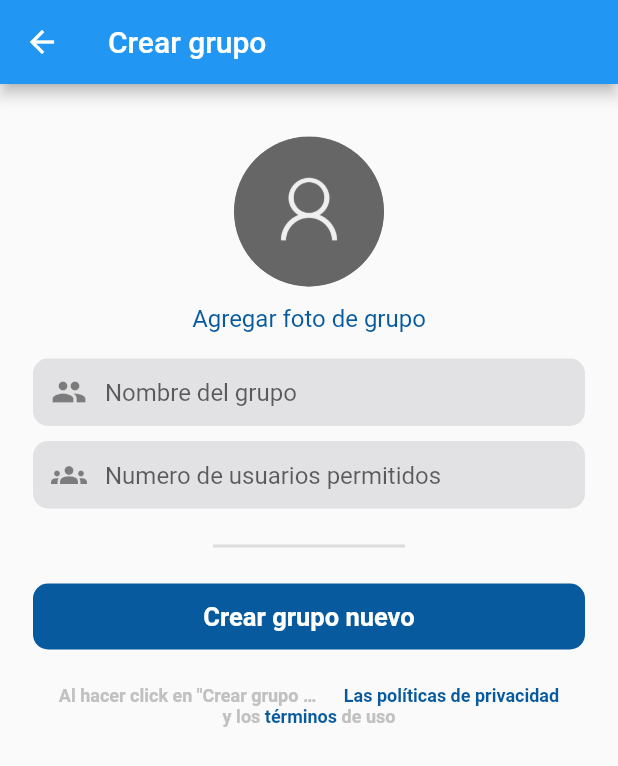
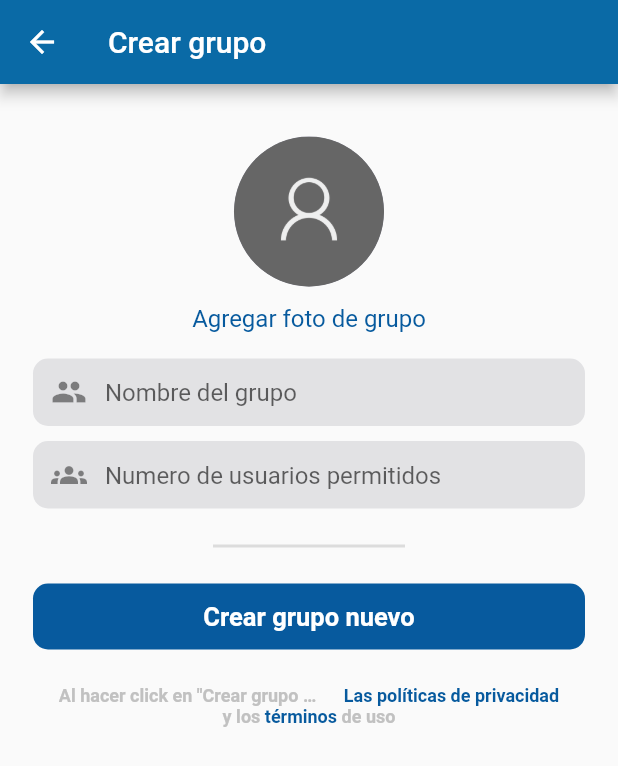
Before and after one commit to 203413/fluchat, a Flutter app: the HomePage screen opened directly with empty values, after a tap on the "add" icon, on a phone screen of 412 x 824 dp. Shown: the top 766 px of the screen. Run offline on Flutter 3.47's test engine with Material 2 defaults, Android fonts, the phone set to English and light mode, and no system bars; our stand-ins replace audioplayers, bloc, bubble, cached_network_image, cloud_firestore, equatable and 11 more; missing offline and left inert: cloud_firestore_platform_interface, video_thumbnail; accounts and stored records are empty; network calls fail.

Commit message:
UI Changes

```diff
--- a/lib/features/AuthUsers/Presentation/pages/home_page.dart
+++ b/lib/features/AuthUsers/Presentation/pages/home_page.dart
@@ -97,7 +97,8 @@ class _HomePageState extends State<HomePage> {
     return Scaffold(
       appBar: AppBar(
         elevation: 0.0,
-        backgroundColor: _isSearch == false ? primaryColor : Colors.transparent,
+        backgroundColor:
+            _isSearch == false ? Color(0xFF0A6AA6) : Colors.transparent,
         title: _isSearch == false
             ? Text("FluChat")
             : Container(
--- a/lib/features/AuthUsers/Presentation/widgets/customTabBar.dart
+++ b/lib/features/AuthUsers/Presentation/widgets/customTabBar.dart
@@ -22,7 +22,7 @@ class _CustomTabBarState extends State<CustomTabBar> {
     return Container(
       height: 50,
       decoration: BoxDecoration(
-        color: primaryColor,
+        color: Color(0xFF0A6AA6),
       ),
       child: Row(
         mainAxisAlignment: MainAxisAlignment.spaceBetween,
--- a/lib/features/Chats/Presentation/pages/create_group_page.dart
+++ b/lib/features/Chats/Presentation/pages/create_group_page.dart
@@ -84,6 +84,7 @@ class _CreateGroupPageState extends State<CreateGroupPage> {
       key: _scaffoldState,
       appBar: AppBar(
         title: Text("Crear grupo"),
+        backgroundColor: Color(0xFF0A6AA6),
       ),
       body: _bodyWidget(),
     );
--- a/lib/features/Chats/Presentation/pages/groups_page.dart
+++ b/lib/features/Chats/Presentation/pages/groups_page.dart
@@ -18,6 +18,7 @@ class GroupsPage extends StatelessWidget {
   Widget build(BuildContext context) {
     return Scaffold(
       floatingActionButton: FloatingActionButton(
+        backgroundColor: Color(0xFF0A6AA6),
         onPressed: () {
           Navigator.pushNamed(context, PageConst.createGroupPage,
               arguments: uid);
--- a/lib/features/Chats/Presentation/pages/single_chat_page.dart
+++ b/lib/features/Chats/Presentation/pages/single_chat_page.dart
@@ -69,7 +69,9 @@ class _SingleChatPageState extends State<SingleChatPage> {
   Widget build(BuildContext context) {
     return Scaffold(
       // appBar: appBarMain(context),
+
       appBar: AppBar(
+        backgroundColor: Color(0xFF065B9E),
         title: Text("${widget.singleChatEntity.groupName}"),
       ),
       body: BlocBuilder<ChatCubit, ChatState>(
```
